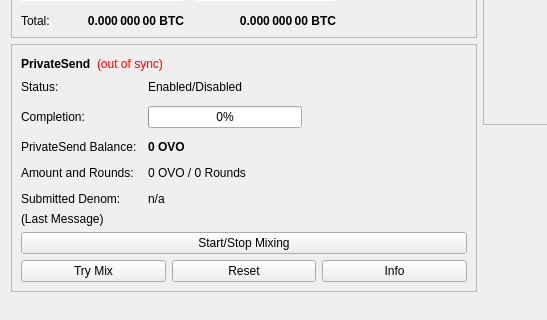
Qt form src/qt/forms/overviewpage.ui (minblock/compute) before a commit; both pictures show x 0 to 547 and y 178 to 498 of the 960 by 585 pixel window.
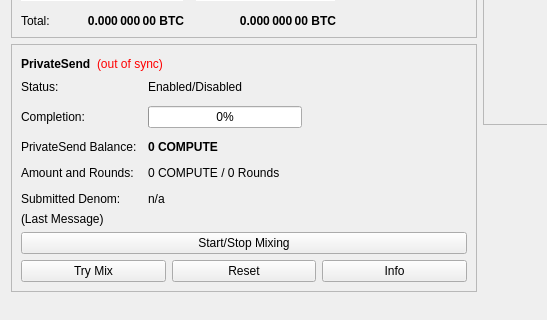
The same form after that commit.

Diff of the .ui file:
```diff
--- a/src/qt/forms/overviewpage.ui
+++ b/src/qt/forms/overviewpage.ui
@@ -514,7 +514,7 @@
                </font>
               </property>
               <property name="text">
-               <string notr="true">0 OVO</string>
+               <string notr="true">0 COMPUTE</string>
               </property>
              </widget>
             </item>
@@ -528,7 +528,7 @@
             <item row="3" column="1">
              <widget class="QLabel" name="labelAmountRounds">
               <property name="text">
-               <string>0 OVO / 0 Rounds</string>
+               <string>0 COMPUTE / 0 Rounds</string>
               </property>
              </widget>
             </item>
```
Left out of the diff: 6 changed lines with no effect on the pictures.
